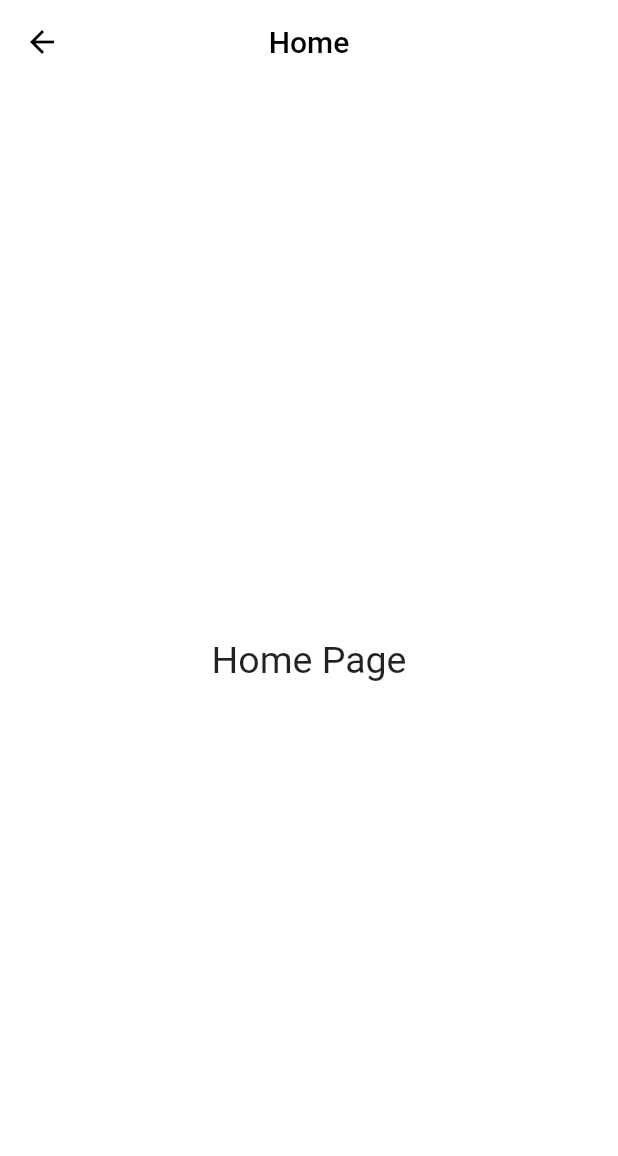
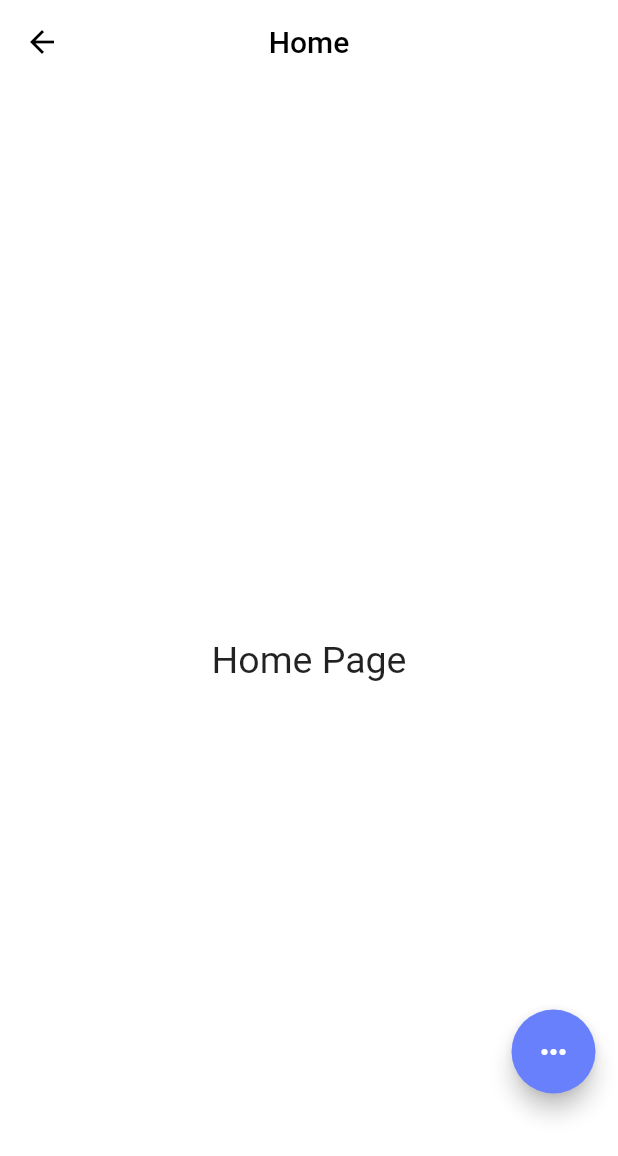
Before and after one commit to pavittarsingh315/Jima-Frontend, a Flutter app: the HomePage screen opened directly, on a phone screen of 412 x 824 dp. Shown: the top 1156 px of the screen. Run offline on Flutter 3.47's test engine with Material 2 defaults, Android fonts, the phone set to English and light mode, and no system bars; drawn by our look-alikes of flutter_speed_dial; our stand-ins replace another_flushbar, auto_route, cached_network_image, flutter_image_compress, flutter_multi_formatter, flutter_secure_storage and 8 more; missing offline and left inert: custom_nested_scroll_view, flutter_uploader, swipeable_page_route; accounts and stored records are empty.

```diff
--- a/lib/pages/home/home.dart
+++ b/lib/pages/home/home.dart
@@ -1,4 +1,8 @@
 import 'package:flutter/material.dart';
+import 'package:flutter_speed_dial/flutter_speed_dial.dart';
+
+import 'package:nerajima/providers/theme_provider.dart';
+import 'package:nerajima/pages/home/components/search_button.dart';
 
 class HomePage extends StatelessWidget {
   const HomePage({Key? key}) : super(key: key);
@@ -7,11 +11,44 @@ class HomePage extends StatelessWidget {
   Widget build(BuildContext context) {
     return Scaffold(
       appBar: AppBar(title: const Text("Home")),
-      body: const Center(
-        child: Text(
-          "Home Page",
-          style: TextStyle(fontSize: 25),
-        ),
+      body: Stack(
+        children: [
+          const Center(
+            child: Text(
+              "Home Page",
+              style: TextStyle(fontSize: 25),
+            ),
+          ),
+          Align(
+            alignment: Alignment.bottomRight,
+            child: _floatingActionButton(context),
+          ),
+        ],
+      ),
+    );
+  }
+
+  Widget _floatingActionButton(BuildContext context) {
+    return Padding(
+      padding: const EdgeInsets.only(right: 15, bottom: 95),
+      child: SpeedDial(
+        icon: Icons.more_horiz,
+        backgroundColor: primary,
+        iconTheme: const IconThemeData(color: Colors.white),
+        overlayOpacity: 0,
+        spacing: 4,
+        spaceBetweenChildren: 0,
+        childrenButtonSize: const Size(64, 64),
+        children: [
+          SpeedDialChild(
+            backgroundColor: primary,
+            child: const SearchButton(),
+          ),
+          SpeedDialChild(
+            backgroundColor: primary,
+            child: const Icon(Icons.add, color: Colors.white),
+          ),
+        ],
       ),
     );
   }
--- a/lib/utils/api_endpoints.dart
+++ b/lib/utils/api_endpoints.dart
@@ -19,4 +19,7 @@ class ApiEndpoints {
   static const String editProfilePicture = "$_userUrl/edit/profilePicture";
 
   static const String getProfilePicUploadUrl = "$_utilUrl/getPresignUrl/profilePicture";
+
+  /// Append query to the end of the url.
+  static const String searchForUser = "$_userUrl/profile/search/user/";
 }
--- a/pubspec.yaml
+++ b/pubspec.yaml
@@ -56,6 +56,8 @@ dependencies:
   cached_network_image: ^3.2.1
   flutter_image_compress: ^1.1.0
   path_provider: ^2.0.11
+  animations: ^2.0.3
+  flutter_speed_dial: ^6.0.0
 
 dev_dependencies:
   flutter_test:
```
Also changed, not shown: lib/pages/home/components/search_button.dart (added, +40 -0 lines), lib/pages/home/components/search_page.dart (added, +55 -0 lines), pubspec.lock, 1 other file.
